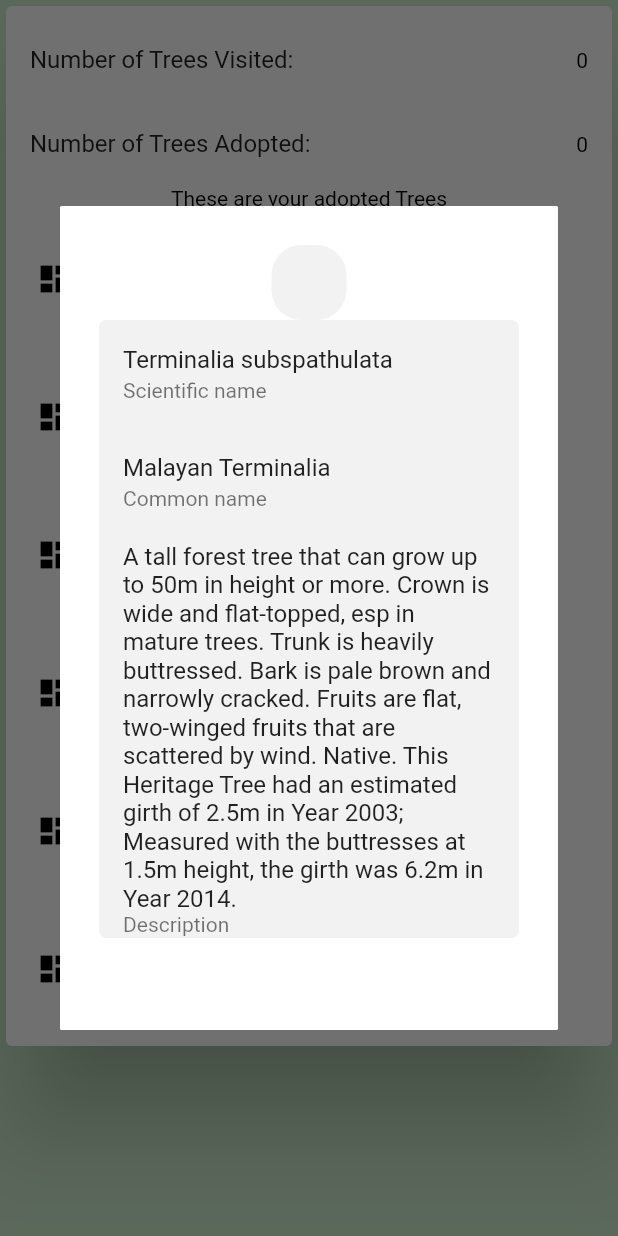
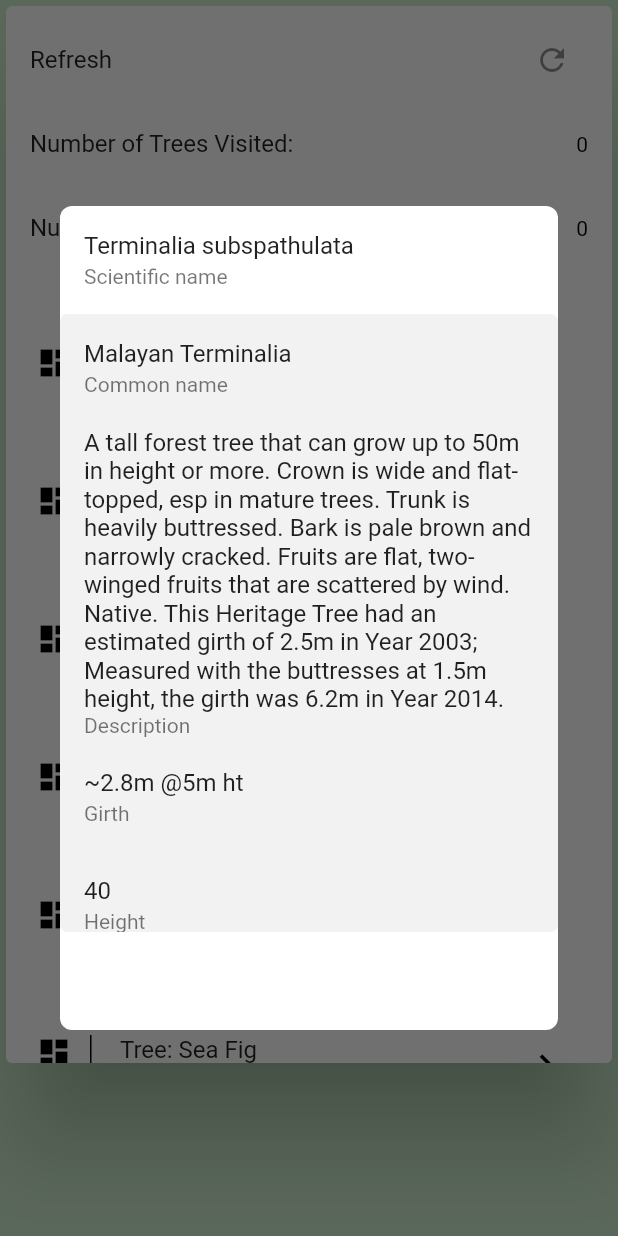
Before and after one commit to EugeneTeu/trees-secure, a Flutter app: the AdoptedTrees widget shown alone on an empty page, opened directly, after a tap on the "keyboard arrow right" icon, on a phone screen of 412 x 824 dp. Run offline on Flutter 3.47's test engine with Material 2 defaults, Android fonts, the phone set to English and light mode, and no system bars; our stand-ins replace cloud_firestore, firebase_auth, flutter_map, flutter_spinkit, google_maps_flutter, latlong and 2 more; missing offline and left inert: dart:ffi, stripe_payment; accounts and stored records are empty; generated files the repository leaves out were written again; project files that could hold a hidden picture were left out.

Commit message:
add stuff

```diff
--- a/lib/screens/adopted_trees/adopted_trees.dart
+++ b/lib/screens/adopted_trees/adopted_trees.dart
@@ -77,6 +77,7 @@ class _AdoptedTreesState extends State<AdoptedTrees>
     final StaticData data = Provider.of<StaticData>(context);
 
     listOfTree = data.listOfTree;
+
     initTrees(context);
 
     return Card(
@@ -91,6 +92,18 @@ class _AdoptedTreesState extends State<AdoptedTrees>
                 Row(),
                 ListTile(
                   enabled: true,
+                  title: Text("Refresh"),
+                  trailing: IconButton(
+                    icon: Icon(Icons.refresh),
+                    onPressed: () {
+                      setState(() {
+                        initTrees(context);
+                      });
+                    },
+                  ),
+                ),
+                ListTile(
+                  enabled: true,
                   title: Text("Number of Trees Visited:"),
                   trailing: Text('${user.visitedTrees.length}'),
                 ),
@@ -102,7 +115,7 @@ class _AdoptedTreesState extends State<AdoptedTrees>
                 Text("These are your adopted Trees"),
                 SizedBox(height: 8.0),
                 Container(
-                  height: MediaQuery.of(context).size.height / 3 * 2,
+                  height: MediaQuery.of(context).size.height / 4 * 2.45,
                   child: listOfAdoptedTrees.length == 0
                       ? Text("error")
                       : ListView.builder(
--- a/lib/screens/home/home_screen.dart
+++ b/lib/screens/home/home_screen.dart
@@ -52,7 +52,7 @@ class _HomeScreenState extends State<HomeScreen> {
     }
 
     return MaterialApp(
-      //theme: user.isDarkTheme ? buildDarkTheme() : buildLightTheme(),
+      theme: user.isDarkTheme ? buildDarkTheme() : buildLightTheme(),
       home: Scaffold(
         key: _scaffoldKey,
         drawer: Drawer(
--- a/lib/screens/tree_view/tree_view.dart
+++ b/lib/screens/tree_view/tree_view.dart
@@ -27,17 +27,14 @@ class _TreeViewState extends State<TreeView> {
     return Container(
       height: MediaQuery.of(context).size.height / 3 * 2,
       decoration: BoxDecoration(
-        borderRadius: BorderRadius.circular(1.0),
+        borderRadius: BorderRadius.circular(8.0),
         color: Colors.white,
       ),
-      padding: EdgeInsets.all(26),
       child: Column(
         children: <Widget>[
-          Container(
-            decoration: BoxDecoration(
-                borderRadius: BorderRadius.circular(20), color: fgColor),
-            height: 50,
-            width: 50,
+          ListTile(
+            title: Text(tree.scientificName),
+            subtitle: Text("Scientific name"),
           ),
           Container(
             height: MediaQuery.of(context).size.height / 10 * 5,
@@ -46,10 +43,6 @@ class _TreeViewState extends State<TreeView> {
             child: ListView(
               physics: AlwaysScrollableScrollPhysics(),
               children: <Widget>[
-                ListTile(
-                  title: Text(tree.scientificName),
-                  subtitle: Text("Scientific name"),
-                ),
                 ListTile(
                   title: Text(tree.commonName),
                   subtitle: Text("Common name"),
@@ -70,6 +63,7 @@ class _TreeViewState extends State<TreeView> {
                   title: Text(tree.location),
                   subtitle: Text("location"),
                 ),
+                ListTile()
               ],
             ),
           ),
```
